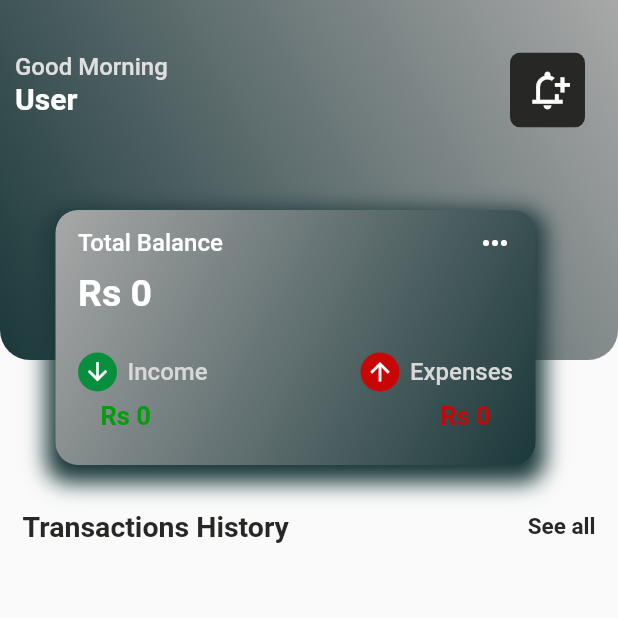
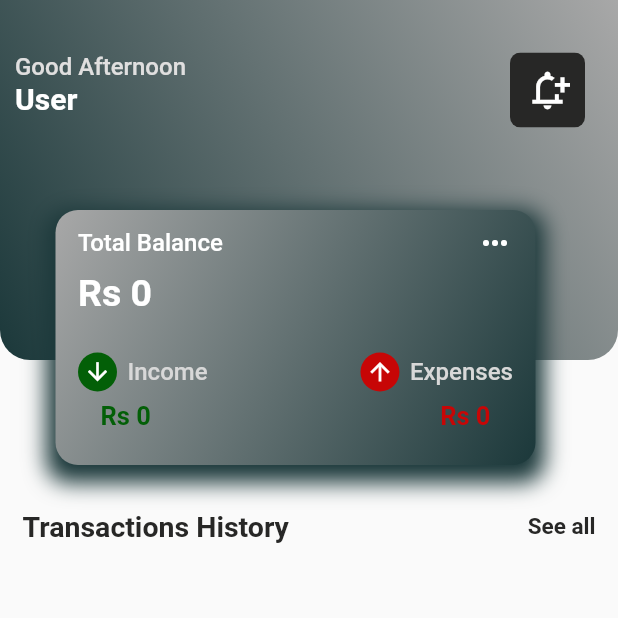
Before and after one commit to anurag67124/Finance-Managment-App, a Flutter app: the Home screen opened directly, on a phone screen of 412 x 824 dp, the top half of it. Run offline on Flutter 3.47's test engine with Material 2 defaults, Android fonts, the phone set to English and light mode, and no system bars; our stand-ins replace firebase_core, flutter_signin_button, hive, hive_flutter, settings_ui, smooth_page_indicator and 1 more; missing offline and left inert: currency_picker, gender_picker, language_picker; accounts and stored records are empty; network calls fail.

Commit message:
small change

```diff
--- a/finance_app/lib/Screens/home.dart
+++ b/finance_app/lib/Screens/home.dart
@@ -178,7 +178,7 @@ class _HomeState extends State<Home> {
                       crossAxisAlignment: CrossAxisAlignment.start,
                       children: const [
                         Text(
-                          'Good Morning',
+                          'Good Afternoon',
                           style: TextStyle(
                             fontWeight: FontWeight.w500,
                             fontSize: 16,
@@ -272,7 +272,7 @@ class _HomeState extends State<Home> {
                         children: const [
                           CircleAvatar(
                             radius: 13,
-                            backgroundColor: Color.fromARGB(255, 8, 143, 62),
+                            backgroundColor: Color.fromARGB(255, 3, 95, 7),
                             child: Icon(
                               Icons.arrow_downward,
                               color: Colors.white,
@@ -326,7 +326,7 @@ class _HomeState extends State<Home> {
                         style: const TextStyle(
                           fontWeight: FontWeight.w600,
                           fontSize: 17,
-                          color: Color.fromARGB(255, 3, 156, 11),
+                          color: Color.fromARGB(255, 3, 95, 7),
                         ),
                       ),
                       Text(
```
